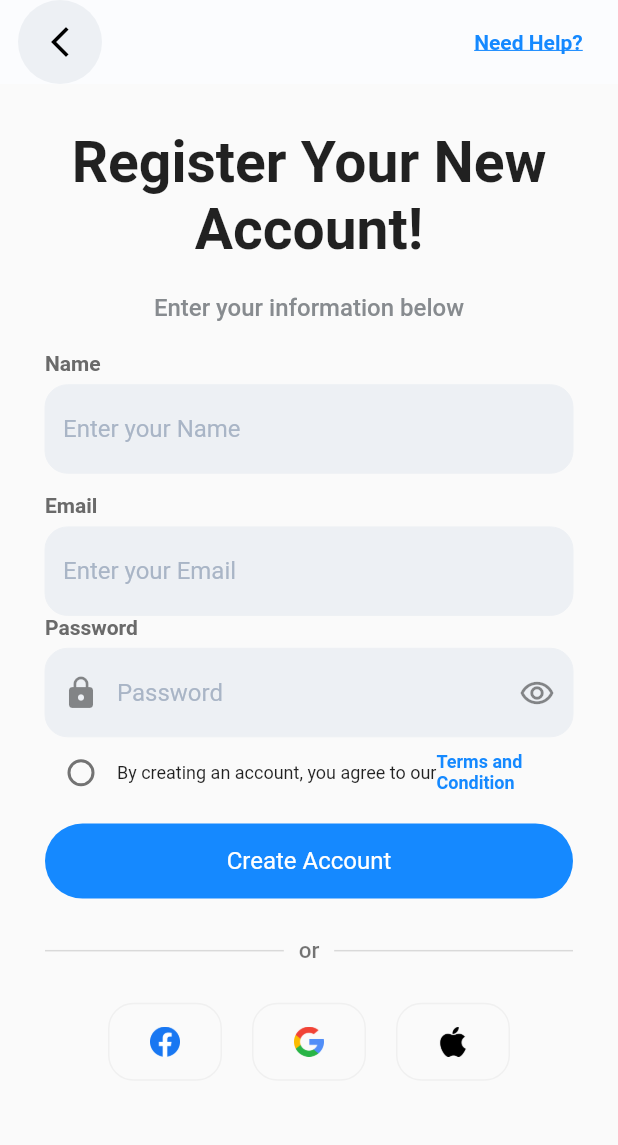
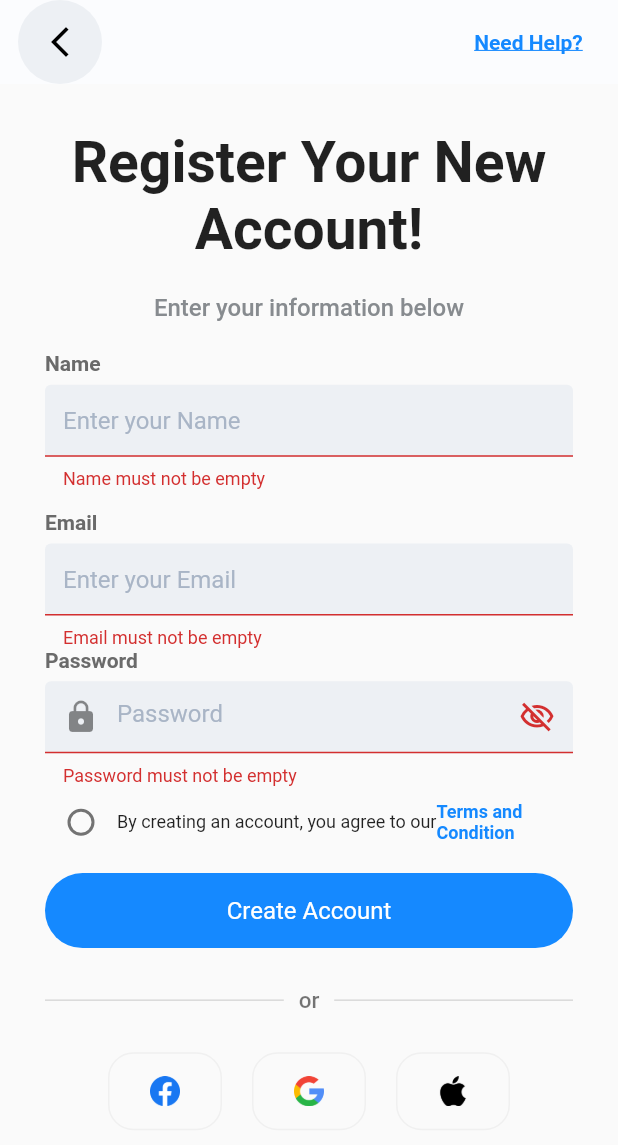
Before and after one commit to AbdelrhmanGouda/buzz_market, a Flutter app: the SignupView screen opened directly, after a tap on "Create Account", on a phone screen of 412 x 824 dp. Shown: the top 1145 px of the screen. Run offline on Flutter 3.47's test engine with Material 2 defaults, Android fonts, the phone set to English and light mode, and no system bars; our stand-ins replace dots_indicator.

Commit message:
second commit

```diff
--- a/lib/core/widgets/custom_text_field.dart
+++ b/lib/core/widgets/custom_text_field.dart
@@ -3,15 +3,45 @@ import 'package:flutter/material.dart';
 import 'package:flutter/services.dart';
 
 class CustomGeneralLabel extends StatelessWidget {
-  const CustomGeneralLabel(
-      {super.key, required this.hint, required this.textInputType});
+  CustomGeneralLabel({
+    super.key,
+    required this.hint,
+    required this.textInputType,
+    this.prefixIcon,
+    this.suffixIcon,
+    this.isObscure,
+    this.suffixPressed,
+    this.textController,
+    required this.validator
+  });
+
   final String? hint;
+  IconData? prefixIcon;
+  IconData? suffixIcon;
+  bool? isObscure = false;
   final TextInputType? textInputType;
+  final TextEditingController? textController;
+  VoidCallback? suffixPressed;
+  var validator;
+
   @override
   Widget build(BuildContext context) {
     return TextFormField(
+      controller: textController,
+      validator: (value) {
+        if (value!.isEmpty) {
+          return '${validator} must not be empty';
+        } else {
+          return null;
+        }
+      },
       keyboardType: textInputType,
+      obscureText: isObscure != null ? isObscure! : false,
       decoration: InputDecoration(
+        prefixIcon: prefixIcon != null ? Icon(prefixIcon) : null,
+        suffixIcon: suffixIcon != null
+            ? IconButton(onPressed: suffixPressed, icon: Icon(suffixIcon))
+            : null,
         hintStyle: const TextStyle(
           color: hintColor,
         ),
@@ -34,41 +64,3 @@ class CustomGeneralLabel extends StatelessWidget {
     );
   }
 }
-
-class PasswordLabel extends StatelessWidget {
-  const PasswordLabel(
-      {super.key, required this.hint, required this.textInputType,required this.prefixIcon,required this.suffixIcon});
-  final String? hint;
-  final Icon? prefixIcon;
-  final Icon? suffixIcon;
-  final TextInputType? textInputType;
-  @override
-  Widget build(BuildContext context) {
-    return TextFormField(
-      keyboardType: textInputType,
-      obscureText: true,
-      decoration: InputDecoration(
-        prefixIcon: prefixIcon,
-        suffixIcon: suffixIcon,
-        hintStyle: const TextStyle(
-          color: hintColor,
-        ),
-        hintText: hint,
-        filled: true,
-        enabledBorder: OutlineInputBorder(
-            borderRadius: BorderRadius.circular(15.0),
-            borderSide: const BorderSide(
-              width: 0,
-              color: labelColor,
-            )),
-        focusedBorder: OutlineInputBorder(
-            borderRadius: BorderRadius.circular(15.0),
-            borderSide: const BorderSide(
-              width: 1.5,
-              color: mainColor,
-            )),
-        fillColor: labelColor,
-      ),
-    );
-  }
-}
--- a/lib/features/auth/presentation/login/widgets/login_view_body.dart
+++ b/lib/features/auth/presentation/login/widgets/login_view_body.dart
@@ -18,12 +18,16 @@ class LoginViewBody extends StatefulWidget {
 
 class _LoginViewBodyState extends State<LoginViewBody> {
   bool isChecked = false;
+  var formKey = GlobalKey<FormState>();
+
   @override
   Widget build(BuildContext context) {
     return Scaffold(
       body: Padding(
         padding: const EdgeInsets.all(30),
         child: SingleChildScrollView(
+          child: Form(
+            key: formKey,
             child: Column(
               crossAxisAlignment: CrossAxisAlignment.start,
               children: [
@@ -35,11 +39,19 @@ class _LoginViewBodyState extends State<LoginViewBody> {
                 const VerticalSpace(1),
                 const LabelText(text: "Name"),
                 const VerticalSpace(.3),
-              const CustomGeneralLabel(hint: "Enter your Name",textInputType: TextInputType.name,),
+                CustomGeneralLabel(
+                  hint: "Enter your Name",
+                  textInputType: TextInputType.name,
+                  validator: 'Name',
+                ),
                 const VerticalSpace(.7),
                 const LabelText(text: "Email"),
                 const VerticalSpace(.3),
-              const CustomGeneralLabel(hint: "Enter your Email",textInputType: TextInputType.emailAddress),
+                CustomGeneralLabel(
+                  hint: "Enter your Email",
+                  textInputType: TextInputType.emailAddress,
+                  validator: 'Email',
+                ),
                 Row(
                   children: [
                     Checkbox(
@@ -51,7 +63,8 @@ class _LoginViewBodyState extends State<LoginViewBody> {
                         });
                       },
                     ),
-                  const Text('Remember me',
+                    const Text(
+                      'Remember me',
                       style: TextStyle(
                         fontSize: 14,
                       ),
@@ -59,7 +72,7 @@ class _LoginViewBodyState extends State<LoginViewBody> {
                     const HorizontalSpace(10),
                     Expanded(
                       child: GestureDetector(
-                      child:const Text(
+                        child: const Text(
                           'Forget Password',
                           style: TextStyle(
                             color: mainColor,
@@ -72,7 +85,13 @@ class _LoginViewBodyState extends State<LoginViewBody> {
                   ],
                 ),
                 const VerticalSpace(.5),
-              CustomGeneralButtons(text: "Continue", onTap: () {}),
+                CustomGeneralButtons(
+                    text: "Continue",
+                    onTap: () {
+                      setState(() {
+                        formKey.currentState!.validate();
+                      });
+                    }),
                 const VerticalSpace(1.3),
                 const OrDivider(),
                 const VerticalSpace(1.3),
@@ -80,7 +99,8 @@ class _LoginViewBodyState extends State<LoginViewBody> {
                   mainAxisSize: MainAxisSize.max,
                   mainAxisAlignment: MainAxisAlignment.center,
                   children: [
-                  SocialIcon(text: 'assets/images/facebook.png', onTap: () {}),
+                    SocialIcon(
+                        text: 'assets/images/facebook.png', onTap: () {}),
                     SocialIcon(text: 'assets/images/google.png', onTap: () {}),
                     SocialIcon(text: 'assets/images/apple.png', onTap: () {}),
                   ],
@@ -88,13 +108,17 @@ class _LoginViewBodyState extends State<LoginViewBody> {
                 const VerticalSpace(3),
                 AlreadyHaveAnAccountCheck(
                   onTap: () {
-                  Navigator.push(context, MaterialPageRoute(builder: (context) => const SignupView()));
+                    Navigator.push(
+                        context,
+                        MaterialPageRoute(
+                            builder: (context) => const SignupView()));
                   },
                 )
               ],
             ),
           ),
         ),
+      ),
     );
   }
 }
--- a/lib/features/auth/presentation/sginup/weidgets/signup_view_body.dart
+++ b/lib/features/auth/presentation/sginup/weidgets/signup_view_body.dart
@@ -17,31 +17,55 @@ class SignupViewBody extends StatefulWidget {
 
 class _SignupViewBodyState extends State<SignupViewBody> {
   bool isChecked = false;
+  bool isObscureText = true;
+  var formKey = GlobalKey<FormState>();
 
   @override
   Widget build(BuildContext context) {
     return Padding(
       padding: const EdgeInsets.all(30),
       child: SingleChildScrollView(
+        child: Form(
+          key: formKey,
           child: Column(
             crossAxisAlignment: CrossAxisAlignment.start,
             children: [
               const TitleText(text: 'Register Your New Account!'),
               const VerticalSpace(1),
-            const SubTitleText(
-                text:
-                    'Enter your information below'),
+              const SubTitleText(text: 'Enter your information below'),
               const VerticalSpace(1),
               const LabelText(text: "Name"),
               const VerticalSpace(.3),
-            const CustomGeneralLabel(hint: "Enter your Name",textInputType: TextInputType.name),
+              CustomGeneralLabel(
+                hint: "Enter your Name",
+                textInputType: TextInputType.name,
+                validator: 'Name',
+              ),
               const VerticalSpace(.7),
               const LabelText(text: "Email"),
               const VerticalSpace(.3),
-            const CustomGeneralLabel(hint: "Enter your Email",textInputType: TextInputType.emailAddress),
+              CustomGeneralLabel(
+                hint: "Enter your Email",
+                textInputType: TextInputType.emailAddress,
+                validator: 'Email',
+              ),
               const LabelText(text: "Password"),
               const VerticalSpace(.3),
-            const PasswordLabel(hint: "Password",textInputType: TextInputType.visiblePassword,prefixIcon: Icon(Icons.lock),suffixIcon:Icon(Icons.remove_red_eye_outlined) ),
+              CustomGeneralLabel(
+                hint: "Password",
+                validator: 'Password',
+                textInputType: TextInputType.visiblePassword,
+                prefixIcon: Icons.lock,
+                suffixIcon: isObscureText
+                    ? Icons.visibility_off_outlined
+                    : Icons.visibility_outlined,
+                isObscure: isObscureText,
+                suffixPressed: () {
+                  setState(() {
+                    isObscureText = !isObscureText;
+                  });
+                },
+              ),
               Row(
                 children: [
                   Checkbox(
@@ -74,7 +98,13 @@ class _SignupViewBodyState extends State<SignupViewBody> {
                 ],
               ),
               const VerticalSpace(.5),
-            CustomGeneralButtons(text: "Create Account", onTap: () {}),
+              CustomGeneralButtons(
+                  text: "Create Account",
+                  onTap: () {
+                    setState(() {
+                      formKey.currentState!.validate();
+                    });
+                  }),
               const VerticalSpace(1.3),
               const OrDivider(),
               const VerticalSpace(1.3),
@@ -90,6 +120,7 @@ class _SignupViewBodyState extends State<SignupViewBody> {
             ],
           ),
         ),
+      ),
     );
   }
 }
```
Lines whose indentation alone changed are shown as unchanged.
